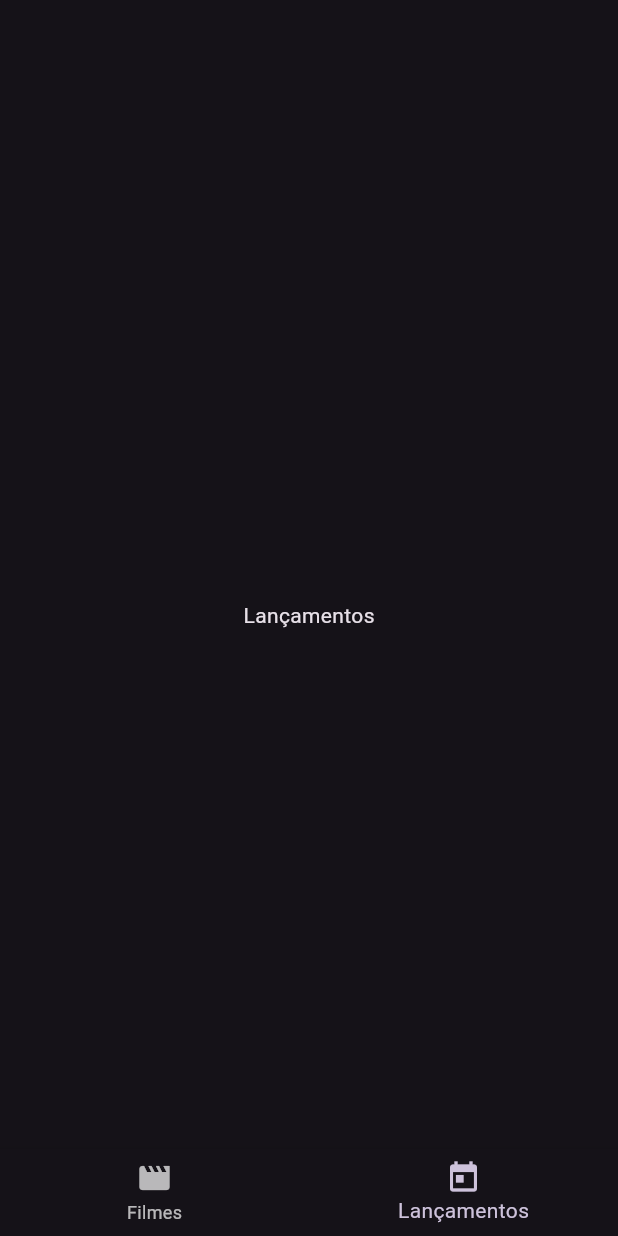
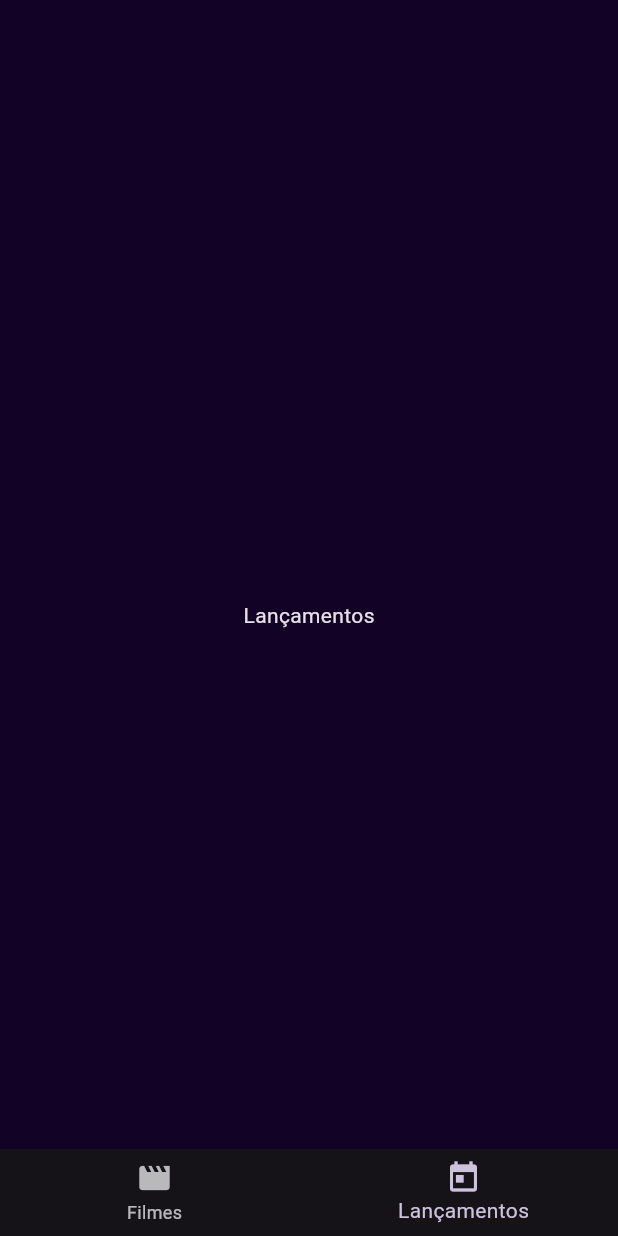
Before and after one commit to AlexandreMilitao/cinetopia, a Flutter app: the Dashboard screen opened directly, item 2 of the bottom bar chosen, on a phone screen of 412 x 824 dp. Run offline on Flutter 3.47's test engine with Material 3 defaults, Android fonts, the phone set to English and light mode, and no system bars.

Commit message:
style: Improve UI elements in Dashboard and SearchMovies screens

```diff
--- a/lib/ui/screens/dashboard.dart
+++ b/lib/ui/screens/dashboard.dart
@@ -23,14 +23,15 @@ class _DashboardState extends State<Dashboard> {
   @override
   Widget build(BuildContext context) {
     return Scaffold(
+      backgroundColor: Color(0xFF120326),
       body: Padding(
-        padding: EdgeInsets.fromLTRB(16, 54, 16, 0),
+        padding: const EdgeInsets.fromLTRB(16, 54, 16, 0),
         child: _screens.elementAt(_currentIndex),
       ),
       bottomNavigationBar: BottomNavigationBar(
           currentIndex: _currentIndex,
           onTap: (value) => updateIndex(value),
-          items: <BottomNavigationBarItem>[
+          items: const <BottomNavigationBarItem>[
             BottomNavigationBarItem(icon: Icon(Icons.movie), label: "Filmes"),
             BottomNavigationBarItem(
                 icon: Icon(Icons.today), label: "Lançamentos"),
```
Also changed, not shown: lib/ui/screens/search_movies.dart (+27 -3 lines).
